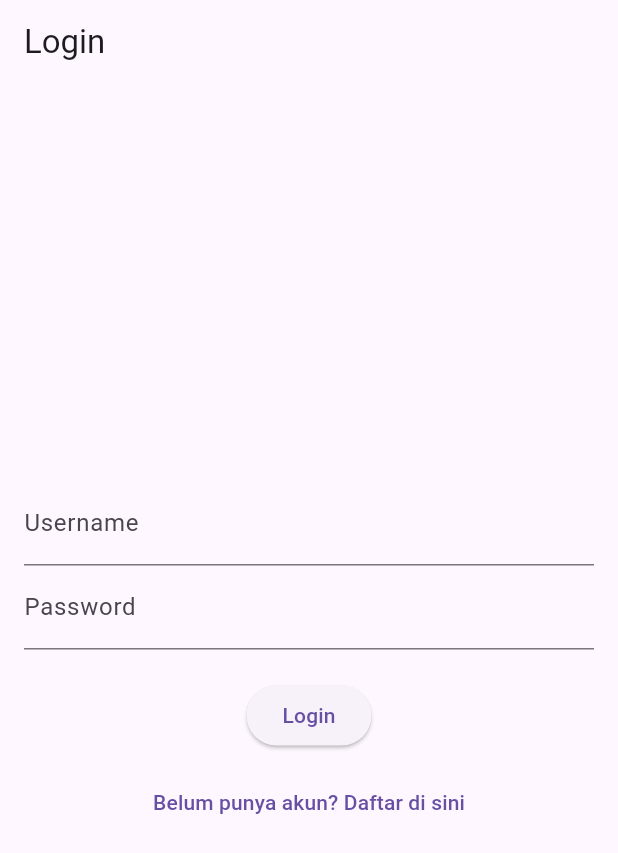
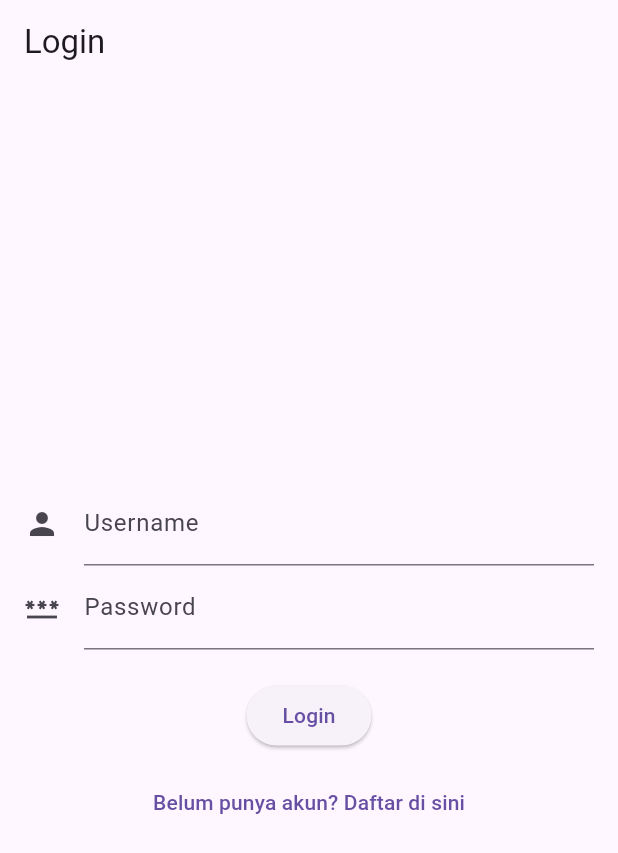
Before and after one commit to 2024-2025-Gasal-PABI-SI5B/project-wisata-candi-si5b-rqz234, a Flutter app: the screen it shows after launch, after a tap on "Sudah punya akun? Login di sini", on a phone screen of 412 x 824 dp. Shown: the top 853 px of the screen. Run offline on Flutter 3.47's test engine with Material 3 defaults, Android fonts, the phone set to English and light mode, and no system bars; our stand-ins replace shared_preferences.

Commit message:
Update Login dan Register

```diff
--- a/wisata_candi/lib/screens/login_screen.dart
+++ b/wisata_candi/lib/screens/login_screen.dart
@@ -46,11 +46,15 @@ class _LoginScreenState extends State<LoginScreen> {
           children: [
             TextField(
               controller: _usernameController,
-              decoration: InputDecoration(labelText: 'Username'),
+              decoration: InputDecoration(
+                labelText: 'Username',
+                icon: const Icon(Icons.person), // Replace with your chosen icon
+              ),
             ),
             TextField(
               controller: _passwordController,
-              decoration: InputDecoration(labelText: 'Password'),
+              decoration: InputDecoration(
+                  labelText: 'Password', icon: const Icon(Icons.password)),
               obscureText: true,
             ),
             SizedBox(height: 20),
--- a/wisata_candi/lib/screens/register_screen.dart
+++ b/wisata_candi/lib/screens/register_screen.dart
@@ -45,11 +45,16 @@ class _RegisterScreenState extends State<RegisterScreen> {
           children: [
             TextField(
               controller: _usernameController,
-              decoration: InputDecoration(labelText: 'Username'),
+              decoration: InputDecoration(
+                labelText: 'Username',
+                icon: const Icon(Icons.person), // Replace with your chosen icon
+              ),
             ),
             TextField(
               controller: _passwordController,
-              decoration: InputDecoration(labelText: 'Password'),
+              decoration: InputDecoration(
+                labelText: 'Password',
+                icon : const Icon(Icons.password)),
               obscureText: true,
             ),
             SizedBox(height: 20),
```
